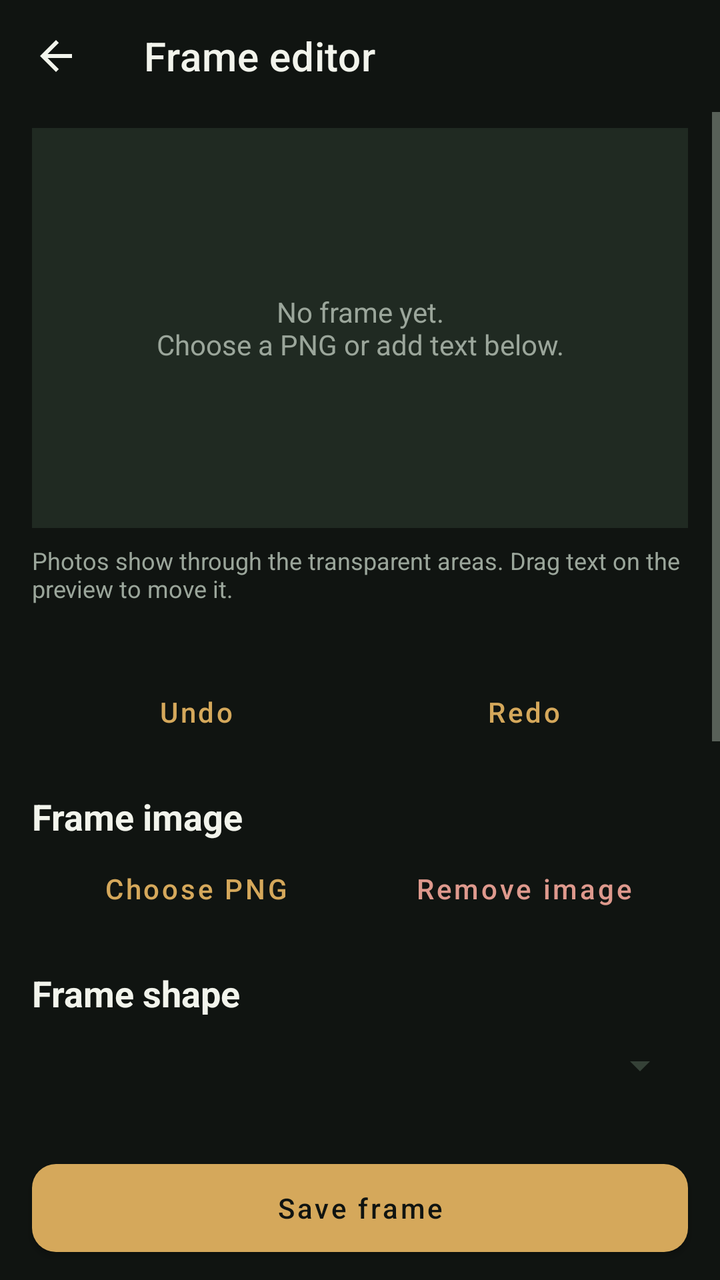
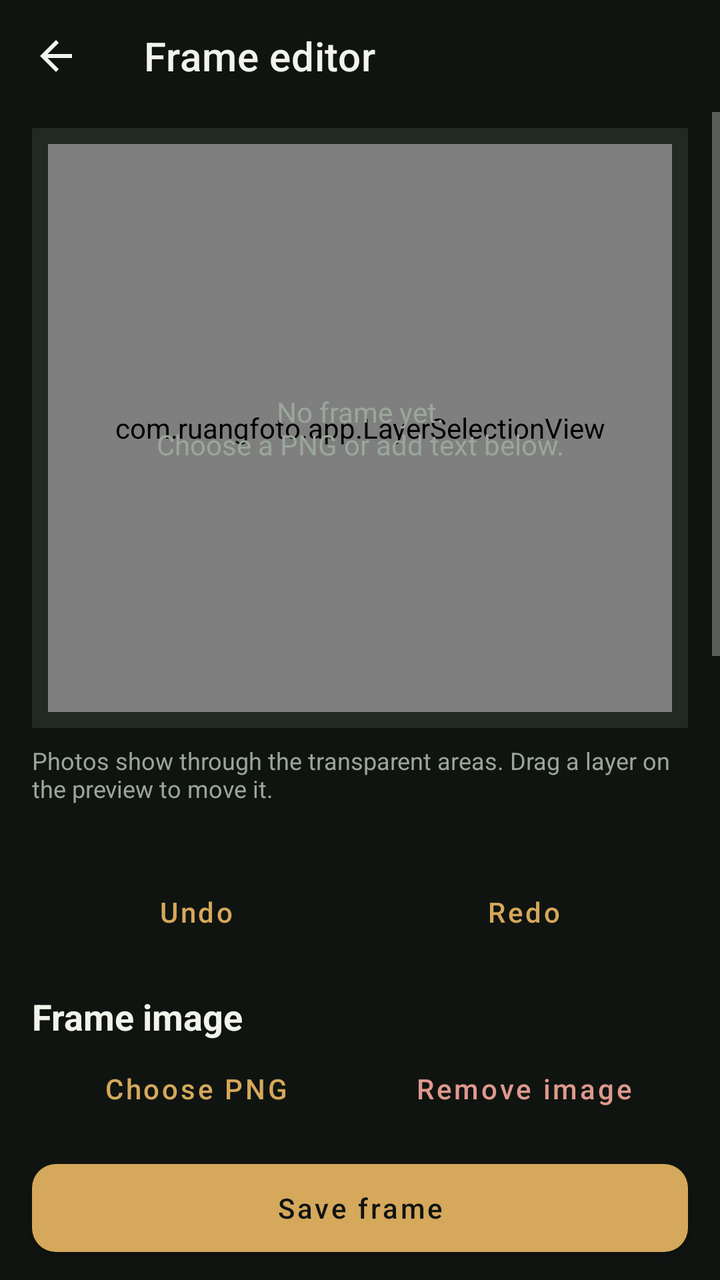

Before-and-after screenshots of an Android layout around one commit, followed by the original layout XML and the change that was made.
<!-- AndroidManifest.xml: activity theme Theme.RuangFoto.Transfers -->
<!-- res/layout/activity_frame_editor.xml -->
<?xml version="1.0" encoding="utf-8"?>
<LinearLayout xmlns:android="http://schemas.android.com/apk/res/android" xmlns:app="http://schemas.android.com/apk/res-auto" android:layout_width="match_parent" android:layout_height="match_parent" android:orientation="vertical" android:background="@color/transfer_background">
    <com.google.android.material.appbar.MaterialToolbar android:id="@+id/toolbar" android:layout_width="match_parent" android:layout_height="?attr/actionBarSize" app:title="@string/frame_editor_title" app:titleTextColor="@color/transfer_text" app:navigationIcon="@drawable/ic_transfer_back" app:navigationContentDescription="@string/transfer_back" />
    <ScrollView android:layout_width="match_parent" android:layout_height="0dp" android:layout_weight="1" android:fillViewport="true">
        <LinearLayout android:layout_width="match_parent" android:layout_height="wrap_content" android:orientation="vertical" android:paddingHorizontal="16dp" android:paddingTop="8dp" android:paddingBottom="24dp">

            <FrameLayout android:id="@+id/previewFrame" android:layout_width="match_parent" android:layout_height="wrap_content" android:minHeight="200dp" android:padding="8dp" android:background="@color/transfer_surface">
                <ImageView android:id="@+id/previewImage" android:layout_width="match_parent" android:layout_height="wrap_content" android:adjustViewBounds="true" android:maxHeight="320dp" android:scaleType="fitCenter" android:contentDescription="@string/frame_editor_preview_description" />
                <TextView android:id="@+id/previewEmpty" android:layout_width="match_parent" android:layout_height="wrap_content" android:layout_gravity="center" android:gravity="center" android:padding="24dp" android:text="@string/frame_editor_empty" android:textColor="@color/transfer_muted" android:textSize="14sp" />
            </FrameLayout>
            <TextView android:layout_width="match_parent" android:layout_height="wrap_content" android:layout_marginTop="8dp" android:text="@string/frame_editor_preview_note" android:textColor="@color/transfer_muted" android:textSize="12sp" />

            <LinearLayout android:layout_width="match_parent" android:layout_height="wrap_content" android:layout_marginTop="8dp" android:orientation="horizontal" android:gravity="center_vertical">
                <com.google.android.material.progressindicator.CircularProgressIndicator android:id="@+id/statusProgress" android:layout_width="wrap_content" android:layout_height="wrap_content" android:indeterminate="true" android:visibility="gone" app:indicatorSize="18dp" app:trackThickness="2dp" app:indicatorColor="@color/transfer_accent" />
                <TextView android:id="@+id/statusText" android:layout_width="0dp" android:layout_height="wrap_content" android:layout_weight="1" android:layout_marginStart="8dp" android:textColor="@color/transfer_muted" android:textSize="13sp" android:accessibilityLiveRegion="polite" />
            </LinearLayout>

            <LinearLayout android:layout_width="match_parent" android:layout_height="wrap_content" android:layout_marginTop="4dp" android:orientation="horizontal">
                <com.google.android.material.button.MaterialButton android:id="@+id/undoButton" style="@style/Widget.RuangFoto.Transfer.TextButton" android:layout_width="0dp" android:layout_height="48dp" android:layout_weight="1" android:text="@string/frame_editor_undo" />
                <com.google.android.material.button.MaterialButton android:id="@+id/redoButton" style="@style/Widget.RuangFoto.Transfer.TextButton" android:layout_width="0dp" android:layout_height="48dp" android:layout_weight="1" android:text="@string/frame_editor_redo" />
            </LinearLayout>

            <TextView android:layout_width="match_parent" android:layout_height="wrap_content" android:layout_marginTop="16dp" android:text="@string/frame_editor_frame_image" android:textColor="@color/transfer_text" android:textSize="18sp" android:textStyle="bold" />
            <LinearLayout android:layout_width="match_parent" android:layout_height="wrap_content" android:orientation="horizontal">
                <com.google.android.material.button.MaterialButton android:id="@+id/overlayChooseButton" style="@style/Widget.RuangFoto.Transfer.TextButton" android:layout_width="0dp" android:layout_height="48dp" android:layout_weight="1" android:text="@string/frame_editor_choose_png" />
                <com.google.android.material.button.MaterialButton android:id="@+id/overlayRemoveButton" style="@style/Widget.RuangFoto.Transfer.TextButton" android:layout_width="0dp" android:layout_height="48dp" android:layout_weight="1" android:text="@string/frame_editor_remove_png" android:textColor="@color/transfer_stop" />
            </LinearLayout>

            <TextView android:layout_width="match_parent" android:layout_height="wrap_content" android:layout_marginTop="16dp" android:text="@string/frame_editor_shape" android:textColor="@color/transfer_text" android:textSize="18sp" android:textStyle="bold" />
            <Spinner android:id="@+id/canvasSpinner" android:layout_width="match_parent" android:layout_height="48dp" android:backgroundTint="@color/transfer_border" />

            <TextView android:layout_width="match_parent" android:layout_height="wrap_content" android:layout_marginTop="16dp" android:text="@string/frame_editor_labels" android:textColor="@color/transfer_text" android:textSize="18sp" android:textStyle="bold" />
            <com.google.android.material.button.MaterialButton android:id="@+id/addLabelButton" style="@style/Widget.RuangFoto.Transfer.TextButton" android:layout_width="match_parent" android:layout_height="48dp" android:text="@string/frame_editor_add_label" />
            <Spinner android:id="@+id/labelSpinner" android:layout_width="match_parent" android:layout_height="48dp" android:backgroundTint="@color/transfer_border" android:visibility="gone" android:contentDescription="@string/frame_editor_labels" />

            <LinearLayout android:id="@+id/labelPanel" android:layout_width="match_parent" android:layout_height="wrap_content" android:orientation="vertical" android:visibility="gone">
                <com.google.android.material.textfield.TextInputLayout android:id="@+id/labelTextLayout" style="@style/Widget.RuangFoto.Transfer.Input" android:layout_width="match_parent" android:layout_height="wrap_content" android:layout_marginTop="8dp" android:hint="@string/frame_editor_label_hint">
                    <com.google.android.material.textfield.TextInputEditText android:id="@+id/labelTextInput" android:layout_width="match_parent" android:layout_height="wrap_content" android:inputType="textMultiLine" android:maxLength="140" android:maxLines="4" />
                </com.google.android.material.textfield.TextInputLayout>

                <TextView android:layout_width="match_parent" android:layout_height="wrap_content" android:layout_marginTop="12dp" android:text="@string/frame_editor_size" android:textColor="@color/transfer_muted" android:labelFor="@+id/sizeSeek" />
                <LinearLayout android:layout_width="match_parent" android:layout_height="wrap_content" android:orientation="horizontal" android:gravity="center_vertical">
                    <SeekBar android:id="@+id/sizeSeek" android:layout_width="0dp" android:layout_height="48dp" android:layout_weight="1" android:contentDescription="@string/frame_editor_size" />
                    <TextView android:id="@+id/sizeValue" android:layout_width="56dp" android:layout_height="wrap_content" android:gravity="end" android:textColor="@color/transfer_text" />
                </LinearLayout>

                <TextView android:layout_width="match_parent" android:layout_height="wrap_content" android:layout_marginTop="8dp" android:text="@string/frame_editor_horizontal" android:textColor="@color/transfer_muted" android:labelFor="@+id/xSeek" />
                <LinearLayout android:layout_width="match_parent" android:layout_height="wrap_content" android:orientation="horizontal" android:gravity="center_vertical">
                    <SeekBar android:id="@+id/xSeek" android:layout_width="0dp" android:layout_height="48dp" android:layout_weight="1" android:contentDescription="@string/frame_editor_horizontal" />
                    <TextView android:id="@+id/xValue" android:layout_width="56dp" android:layout_height="wrap_content" android:gravity="end" android:textColor="@color/transfer_text" />
                </LinearLayout>

                <TextView android:layout_width="match_parent" android:layout_height="wrap_content" android:layout_marginTop="8dp" android:text="@string/frame_editor_vertical" android:textColor="@color/transfer_muted" android:labelFor="@+id/ySeek" />
                <LinearLayout android:layout_width="match_parent" android:layout_height="wrap_content" android:orientation="horizontal" android:gravity="center_vertical">
                    <SeekBar android:id="@+id/ySeek" android:layout_width="0dp" android:layout_height="48dp" android:layout_weight="1" android:contentDescription="@string/frame_editor_vertical" />
                    <TextView android:id="@+id/yValue" android:layout_width="56dp" android:layout_height="wrap_content" android:gravity="end" android:textColor="@color/transfer_text" />
                </LinearLayout>

                <LinearLayout android:layout_width="match_parent" android:layout_height="wrap_content" android:layout_marginTop="4dp" android:orientation="horizontal">
                    <com.google.android.material.button.MaterialButton android:id="@+id/colorButton" style="@style/Widget.RuangFoto.Transfer.TextButton" android:layout_width="0dp" android:layout_height="48dp" android:layout_weight="1" android:text="@string/frame_editor_color" />
                    <com.google.android.material.button.MaterialButton android:id="@+id/fontButton" style="@style/Widget.RuangFoto.Transfer.TextButton" android:layout_width="0dp" android:layout_height="48dp" android:layout_weight="1" android:text="@string/frame_editor_font" />
                </LinearLayout>
                <com.google.android.material.button.MaterialButton android:id="@+id/removeLabelButton" style="@style/Widget.RuangFoto.Transfer.TextButton" android:layout_width="match_parent" android:layout_height="48dp" android:text="@string/frame_editor_remove_label" android:textColor="@color/transfer_stop" />
            </LinearLayout>

            <com.google.android.material.button.MaterialButton android:id="@+id/historyButton" style="@style/Widget.RuangFoto.Transfer.TextButton" android:layout_width="match_parent" android:layout_height="48dp" android:layout_marginTop="16dp" android:text="@string/frame_editor_history" />

            <TextView android:layout_width="match_parent" android:layout_height="wrap_content" android:layout_marginTop="16dp" android:text="@string/frame_editor_preview_duration" android:textColor="@color/transfer_text" android:textSize="18sp" android:textStyle="bold" />
            <TextView android:layout_width="match_parent" android:layout_height="wrap_content" android:layout_marginTop="4dp" android:text="@string/frame_editor_preview_duration_hint" android:textColor="@color/transfer_muted" android:textSize="12sp" />
            <LinearLayout android:layout_width="match_parent" android:layout_height="wrap_content" android:orientation="horizontal" android:gravity="center_vertical">
                <SeekBar android:id="@+id/previewDurationSeek" android:layout_width="0dp" android:layout_height="48dp" android:layout_weight="1" android:max="60" android:progress="15" android:contentDescription="@string/frame_editor_preview_duration" />
                <TextView android:id="@+id/previewDurationValue" android:layout_width="56dp" android:layout_height="wrap_content" android:gravity="end" android:textColor="@color/transfer_text" />
            </LinearLayout>

            <com.google.android.material.button.MaterialButton android:id="@+id/disableButton" style="@style/Widget.RuangFoto.Transfer.TextButton" android:layout_width="match_parent" android:layout_height="48dp" android:layout_marginBottom="12dp" android:text="@string/frame_editor_disable" android:textColor="@color/transfer_stop" />
        </LinearLayout>
    </ScrollView>
    <com.google.android.material.button.MaterialButton android:id="@+id/saveButton" style="@style/Widget.RuangFoto.Transfer.Button" android:layout_width="match_parent" android:layout_height="56dp" android:layout_marginHorizontal="16dp" android:layout_marginBottom="8dp" android:text="@string/frame_editor_save" />
</LinearLayout>
<!-- resources referenced by this layout -->
<resources>
  <color name="transfer_accent">#D5A85B</color>
  <color name="transfer_background">#101411</color>
  <color name="transfer_border">#354137</color>
  <color name="transfer_muted">#9BA69B</color>
  <color name="transfer_stop">#DE998D</color>
  <color name="transfer_surface">#202A22</color>
  <color name="transfer_text">#F2F4EC</color>
  <!-- drawable ic_transfer_back (drawable) -->
  <vector xmlns:android="http://schemas.android.com/apk/res/android"
      android:width="24dp" android:height="24dp" android:viewportWidth="24" android:viewportHeight="24">
      <path android:fillColor="@color/transfer_text" android:pathData="M20,11H7.83L13.42,5.41L12,4L4,12L12,20L13.41,18.59L7.83,13H20V11Z" />
  </vector>
  <string name="frame_editor_add_label">Add text or emoji</string>
  <string name="frame_editor_choose_png">Choose PNG</string>
  <string name="frame_editor_color">Color</string>
  <string name="frame_editor_disable">Turn off frame</string>
  <string name="frame_editor_empty">No frame yet.\nChoose a PNG or add text below.</string>
  <string name="frame_editor_font">Font</string>
  <string name="frame_editor_frame_image">Frame image</string>
  <string name="frame_editor_history">Frame history</string>
  <string name="frame_editor_horizontal">Horizontal position</string>
  <string name="frame_editor_label_hint">Text or emoji</string>
  <string name="frame_editor_labels">Text and emoji</string>
  <string name="frame_editor_preview_description">Live frame preview</string>
  <string name="frame_editor_preview_duration">Shot preview</string>
  <string name="frame_editor_preview_duration_hint">Seconds the last shot stays on screen. 0 turns the preview off.</string>
  <string name="frame_editor_preview_note">Photos show through the transparent areas. Drag text on the preview to move it.</string>
  <string name="frame_editor_redo">Redo</string>
  <string name="frame_editor_remove_label">Remove layer</string>
  <string name="frame_editor_remove_png">Remove image</string>
  <string name="frame_editor_save">Save frame</string>
  <string name="frame_editor_shape">Frame shape</string>
  <string name="frame_editor_size">Size</string>
  <string name="frame_editor_title">Frame editor</string>
  <string name="frame_editor_undo">Undo</string>
  <string name="frame_editor_vertical">Vertical position</string>
  <string name="transfer_back">Back</string>
  <style name="Widget.RuangFoto.Transfer.Button" parent="Widget.MaterialComponents.Button">
          <item name="backgroundTint">@color/transfer_accent</item>
          <item name="android:textColor">@color/transfer_background</item>
          <item name="android:textAllCaps">false</item>
          <item name="cornerRadius">12dp</item>
          <item name="android:minHeight">48dp</item>
      </style>
  <style name="Widget.RuangFoto.Transfer.TextButton" parent="Widget.MaterialComponents.Button.TextButton">
          <item name="android:textColor">@color/transfer_accent</item>
          <item name="android:textAllCaps">false</item>
          <item name="android:minHeight">48dp</item>
      </style>
  <color name="purple_500">#FF6200EE</color>
  <color name="purple_700">#FF3700B3</color>
  <color name="white">#FFFFFFFF</color>
  <color name="teal_200">#FF03DAC5</color>
  <color name="teal_700">#FF018786</color>
  <color name="black">#FF000000</color>
  <!-- unchanged entries left out for length: 3 -->
</resources>

<!-- the commit's change to res/layout/activity_frame_editor.xml (unified diff, before → after) -->
@@ -4,8 +4,9 @@
     <ScrollView android:layout_width="match_parent" android:layout_height="0dp" android:layout_weight="1" android:fillViewport="true">
         <LinearLayout android:layout_width="match_parent" android:layout_height="wrap_content" android:orientation="vertical" android:paddingHorizontal="16dp" android:paddingTop="8dp" android:paddingBottom="24dp">
 
-            <FrameLayout android:id="@+id/previewFrame" android:layout_width="match_parent" android:layout_height="wrap_content" android:minHeight="200dp" android:padding="8dp" android:background="@color/transfer_surface">
-                <ImageView android:id="@+id/previewImage" android:layout_width="match_parent" android:layout_height="wrap_content" android:adjustViewBounds="true" android:maxHeight="320dp" android:scaleType="fitCenter" android:contentDescription="@string/frame_editor_preview_description" />
+            <FrameLayout android:id="@+id/previewFrame" android:layout_width="match_parent" android:layout_height="300dp" android:padding="8dp" android:background="@color/transfer_surface">
+                <ImageView android:id="@+id/previewImage" android:layout_width="match_parent" android:layout_height="match_parent" android:scaleType="fitCenter" android:contentDescription="@string/frame_editor_preview_description" />
+                <com.ruangfoto.app.LayerSelectionView android:id="@+id/selectionOverlay" android:layout_width="match_parent" android:layout_height="match_parent" android:importantForAccessibility="no" />
                 <TextView android:id="@+id/previewEmpty" android:layout_width="match_parent" android:layout_height="wrap_content" android:layout_gravity="center" android:gravity="center" android:padding="24dp" android:text="@string/frame_editor_empty" android:textColor="@color/transfer_muted" android:textSize="14sp" />
             </FrameLayout>
             <TextView android:layout_width="match_parent" android:layout_height="wrap_content" android:layout_marginTop="8dp" android:text="@string/frame_editor_preview_note" android:textColor="@color/transfer_muted" android:textSize="12sp" />
@@ -27,18 +28,20 @@
             </LinearLayout>
 
             <TextView android:layout_width="match_parent" android:layout_height="wrap_content" android:layout_marginTop="16dp" android:text="@string/frame_editor_shape" android:textColor="@color/transfer_text" android:textSize="18sp" android:textStyle="bold" />
-            <Spinner android:id="@+id/canvasSpinner" android:layout_width="match_parent" android:layout_height="48dp" android:backgroundTint="@color/transfer_border" />
+            <Spinner android:id="@+id/canvasSpinner" android:layout_width="match_parent" android:layout_height="48dp" android:backgroundTint="@color/transfer_border" android:contentDescription="@string/frame_editor_shape" />
+            <com.google.android.material.button.MaterialButton android:id="@+id/customSizeButton" style="@style/Widget.RuangFoto.Transfer.TextButton" android:layout_width="match_parent" android:layout_height="48dp" android:text="@string/frame_editor_custom_size" android:visibility="gone" />
 
-            <TextView android:layout_width="match_parent" android:layout_height="wrap_content" android:layout_marginTop="16dp" android:text="@string/frame_editor_labels" android:textColor="@color/transfer_text" android:textSize="18sp" android:textStyle="bold" />
+            <TextView android:layout_width="match_parent" android:layout_height="wrap_content" android:layout_marginTop="16dp" android:text="@string/frame_editor_layers" android:textColor="@color/transfer_text" android:textSize="18sp" android:textStyle="bold" />
+            <TextView android:layout_width="match_parent" android:layout_height="wrap_content" android:layout_marginTop="4dp" android:text="@string/frame_editor_layers_hint" android:textColor="@color/transfer_muted" android:textSize="12sp" />
+            <LinearLayout android:id="@+id/layerList" android:layout_width="match_parent" android:layout_height="wrap_content" android:layout_marginTop="4dp" android:orientation="vertical" android:visibility="gone" />
             <com.google.android.material.button.MaterialButton android:id="@+id/addLabelButton" style="@style/Widget.RuangFoto.Transfer.TextButton" android:layout_width="match_parent" android:layout_height="48dp" android:text="@string/frame_editor_add_label" />
-            <Spinner android:id="@+id/labelSpinner" android:layout_width="match_parent" android:layout_height="48dp" android:backgroundTint="@color/transfer_border" android:visibility="gone" android:contentDescription="@string/frame_editor_labels" />
 
             <LinearLayout android:id="@+id/labelPanel" android:layout_width="match_parent" android:layout_height="wrap_content" android:orientation="vertical" android:visibility="gone">
                 <com.google.android.material.textfield.TextInputLayout android:id="@+id/labelTextLayout" style="@style/Widget.RuangFoto.Transfer.Input" android:layout_width="match_parent" android:layout_height="wrap_content" android:layout_marginTop="8dp" android:hint="@string/frame_editor_label_hint">
                     <com.google.android.material.textfield.TextInputEditText android:id="@+id/labelTextInput" android:layout_width="match_parent" android:layout_height="wrap_content" android:inputType="textMultiLine" android:maxLength="140" android:maxLines="4" />
                 </com.google.android.material.textfield.TextInputLayout>
 
-                <TextView android:layout_width="match_parent" android:layout_height="wrap_content" android:layout_marginTop="12dp" android:text="@string/frame_editor_size" android:textColor="@color/transfer_muted" android:labelFor="@+id/sizeSeek" />
+                <TextView android:id="@+id/sizeLabel" android:layout_width="match_parent" android:layout_height="wrap_content" android:layout_marginTop="12dp" android:text="@string/frame_editor_size" android:textColor="@color/transfer_muted" android:labelFor="@+id/sizeSeek" />
                 <LinearLayout android:layout_width="match_parent" android:layout_height="wrap_content" android:orientation="horizontal" android:gravity="center_vertical">
                     <SeekBar android:id="@+id/sizeSeek" android:layout_width="0dp" android:layout_height="48dp" android:layout_weight="1" android:contentDescription="@string/frame_editor_size" />
                     <TextView android:id="@+id/sizeValue" android:layout_width="56dp" android:layout_height="wrap_content" android:gravity="end" android:textColor="@color/transfer_text" />
<!-- resource entries referenced after the edit -->
@@ -15,6 +15,7 @@
   <string name="frame_editor_add_label">Add text or emoji</string>
   <string name="frame_editor_choose_png">Choose PNG</string>
   <string name="frame_editor_color">Color</string>
+  <string name="frame_editor_custom_size">Frame size: %1$s</string>
   <string name="frame_editor_disable">Turn off frame</string>
   <string name="frame_editor_empty">No frame yet.\nChoose a PNG or add text below.</string>
   <string name="frame_editor_font">Font</string>
@@ -22,11 +23,12 @@
   <string name="frame_editor_history">Frame history</string>
   <string name="frame_editor_horizontal">Horizontal position</string>
   <string name="frame_editor_label_hint">Text or emoji</string>
-  <string name="frame_editor_labels">Text and emoji</string>
+  <string name="frame_editor_layers">Layers</string>
+  <string name="frame_editor_layers_hint">Top of the list draws on top. Tap a layer to edit it, use the arrows to reorder, or drag it on the preview.</string>
   <string name="frame_editor_preview_description">Live frame preview</string>
   <string name="frame_editor_preview_duration">Shot preview</string>
   <string name="frame_editor_preview_duration_hint">Seconds the last shot stays on screen. 0 turns the preview off.</string>
-  <string name="frame_editor_preview_note">Photos show through the transparent areas. Drag text on the preview to move it.</string>
+  <string name="frame_editor_preview_note">Photos show through the transparent areas. Drag a layer on the preview to move it.</string>
   <string name="frame_editor_redo">Redo</string>
   <string name="frame_editor_remove_label">Remove layer</string>
   <string name="frame_editor_remove_png">Remove image</string>
